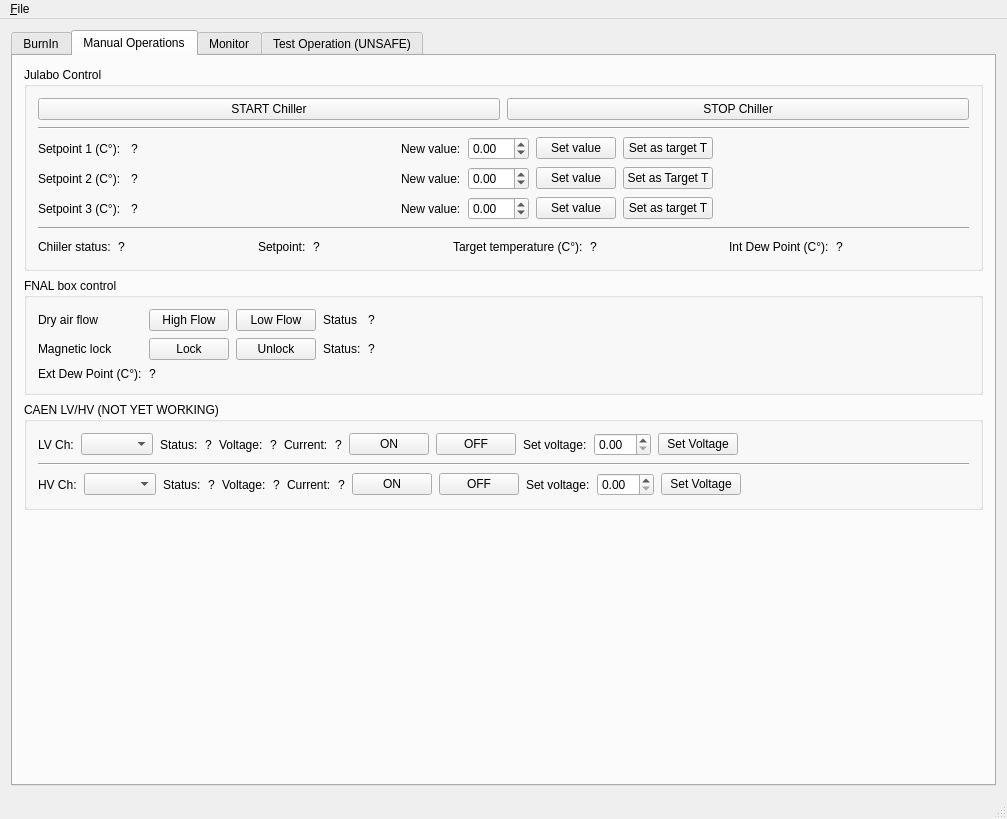
Qt form GUI.ui (pisaoutertracker/BurnIn_Controller) before a commit.
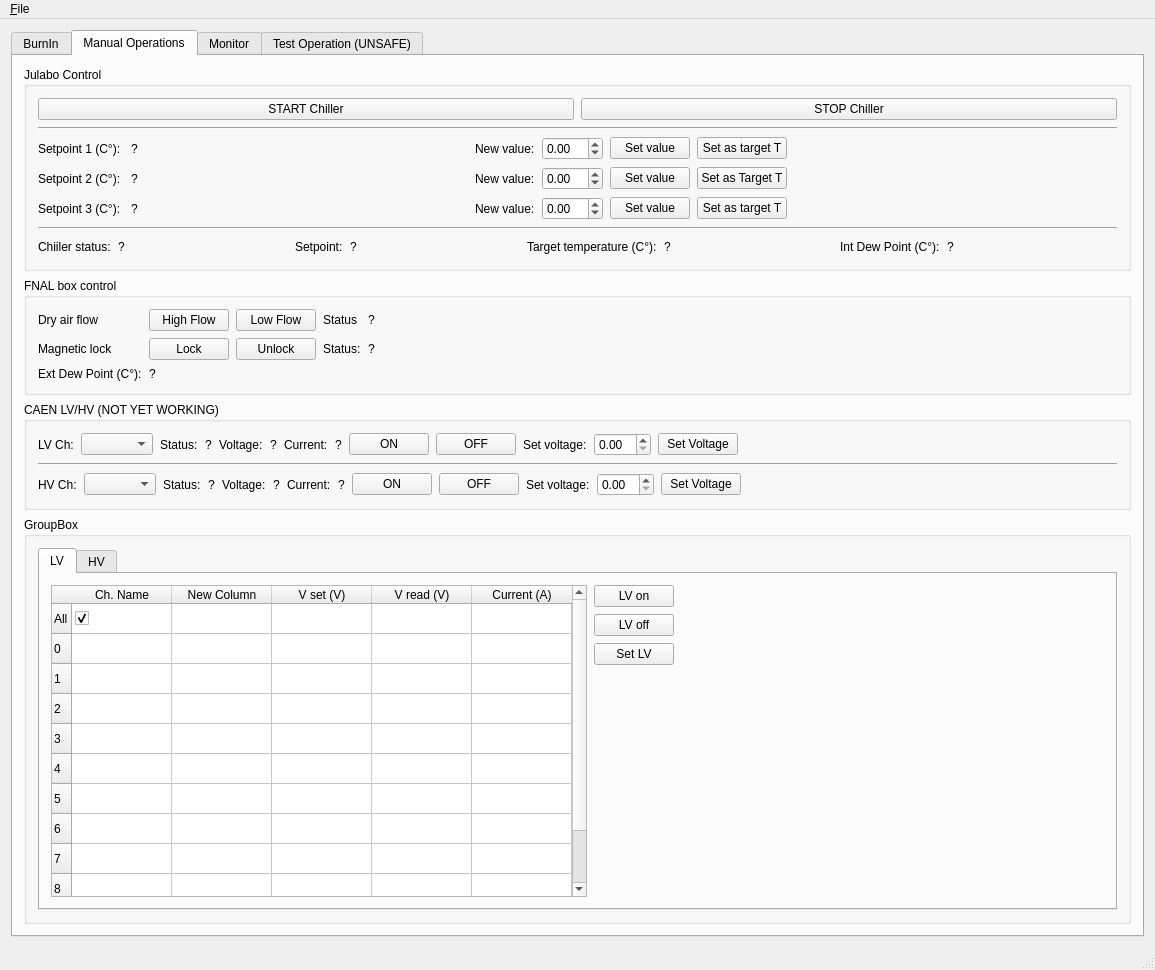
The same form after that commit. The open tabs and pages were chosen to show the change. Icons and pictures are not drawn.

The edit to the form file:
```diff
--- a/GUI.ui
+++ b/GUI.ui
@@ -9,8 +9,8 @@
    <rect>
     <x>0</x>
     <y>0</y>
-    <width>1007</width>
-    <height>777</height>
+    <width>1155</width>
+    <height>970</height>
    </rect>
   </property>
   <property name="font">
@@ -720,6 +720,206 @@
           </layout>
          </widget>
         </item>
+        <item>
+         <widget class="QGroupBox" name="groupBox_12">
+          <property name="title">
+           <string>GroupBox</string>
+          </property>
+          <layout class="QVBoxLayout" name="verticalLayout_14">
+           <item>
+            <widget class="QTabWidget" name="tabWidget_2">
+             <property name="currentIndex">
+              <number>0</number>
+             </property>
+             <widget class="QWidget" name="tab">
+              <attribute name="title">
+               <string>LV</string>
+              </attribute>
+              <layout class="QHBoxLayout" name="horizontalLayout_10">
+               <item>
+                <widget class="QTableWidget" name="tableWidget">
+                 <property name="frameShape">
+                  <enum>QFrame::StyledPanel</enum>
+                 </property>
+                 <property name="verticalScrollBarPolicy">
+                  <enum>Qt::ScrollBarAsNeeded</enum>
+                 </property>
+                 <property name="sizeAdjustPolicy">
+                  <enum>QAbstractScrollArea::AdjustToContents</enum>
+                 </property>
+                 <property name="editTriggers">
+                  <set>QAbstractItemView::NoEditTriggers</set>
+                 </property>
+                 <property name="sortingEnabled">
+                  <bool>false</bool>
+                 </property>
+                 <property name="cornerButtonEnabled">
+                  <bool>true</bool>
+                 </property>
+                 <attribute name="horizontalHeaderCascadingSectionResizes">
+                  <bool>true</bool>
+                 </attribute>
+                 <attribute name="horizontalHeaderShowSortIndicator" stdset="0">
+                  <bool>true</bool>
+                 </attribute>
+                 <row>
+                  <property name="text">
+                   <string>All</string>
+                  </property>
+                 </row>
+                 <row>
+                  <property name="text">
+                   <string>0</string>
+                  </property>
+                 </row>
+                 <row>
+                  <property name="text">
+                   <string>1</string>
+                  </property>
+                 </row>
+                 <row>
+                  <property name="text">
+                   <string>2</string>
+                  </property>
+                 </row>
+                 <row>
+                  <property name="text">
+                   <string>3</string>
+                  </property>
+                 </row>
+                 <row>
+                  <property name="text">
+                   <string>4</string>
+                  </property>
+                 </row>
+                 <row>
+                  <property name="text">
+                   <string>5</string>
+                  </property>
+                 </row>
+                 <row>
+                  <property name="text">
+                   <string>6</string>
+                  </property>
+                 </row>
+                 <row>
+                  <property name="text">
+                   <string>7</string>
+                  </property>
+                 </row>
+                 <row>
+                  <property name="text">
+                   <string>8</string>
+                  </property>
+                 </row>
+                 <row>
+                  <property name="text">
+                   <string>9</string>
+                  </property>
+                 </row>
+                 <column>
+                  <property name="text">
+                   <string>Ch. Name</string>
+                  </property>
+                 </column>
+                 <column>
+                  <property name="text">
+                   <string>New Column</string>
+                  </property>
+                 </column>
+                 <column>
+                  <property name="text">
+                   <string>V set (V)</string>
+                  </property>
+                 </column>
+                 <column>
+                  <property name="text">
+                   <string>V read (V)</string>
+                  </property>
+                 </column>
+                 <column>
+                  <property name="text">
+                   <string>Current (A)</string>
+                  </property>
+                 </column>
+                 <item row="0" column="0">
+                  <property name="text">
+                   <string/>
+                  </property>
+                  <property name="checkState">
+                   <enum>Checked</enum>
+                  </property>
+                 </item>
+                </widget>
+               </item>
+               <item>
+                <layout class="QVBoxLayout" name="verticalLayout_15">
+                 <item>
+                  <widget class="QPushButton" name="pushButton_9">
+                   <property name="text">
+                    <string>LV on</string>
+                   </property>
+                  </widget>
+                 </item>
+                 <item>
+                  <widget class="QPushButton" name="pushButton_7">
+                   <property name="text">
+                    <string>LV off</string>
+                   </property>
+                  </widget>
+                 </item>
+                 <item>
+                  <widget class="QPushButton" name="pushButton_8">
+                   <property name="text">
+                    <string>Set LV</string>
+                   </property>
+                  </widget>
+                 </item>
+                 <item>
+                  <spacer name="verticalSpacer_5">
+                   <property name="orientation">
+                    <enum>Qt::Vertical</enum>
+                   </property>
+                   <property name="sizeHint" stdset="0">
+                    <size>
+                     <width>20</width>
+                     <height>40</height>
+                    </size>
+                   </property>
+                  </spacer>
+                 </item>
+                </layout>
+               </item>
+               <item>
+                <spacer name="horizontalSpacer_12">
+                 <property name="orientation">
+                  <enum>Qt::Horizontal</enum>
+                 </property>
+                 <property name="sizeHint" stdset="0">
+                  <size>
+                   <width>40</width>
+                   <height>20</height>
+                  </size>
+                 </property>
+                </spacer>
+               </item>
+              </layout>
+             </widget>
+             <widget class="QWidget" name="tab_2">
+              <attribute name="title">
+               <string>HV</string>
+              </attribute>
+              <layout class="QHBoxLayout" name="horizontalLayout_11">
+               <item>
+                <widget class="QTableView" name="tableView"/>
+               </item>
+              </layout>
+             </widget>
+            </widget>
+           </item>
+          </layout>
+         </widget>
+        </item>
         <item>
          <spacer name="verticalSpacer_4">
           <property name="orientation">
@@ -1978,7 +2178,7 @@
     <rect>
      <x>0</x>
      <y>0</y>
-     <width>1007</width>
+     <width>1155</width>
      <height>21</height>
     </rect>
    </property>
```
Left out of the diff: 8 changed lines with no effect on the pictures.
